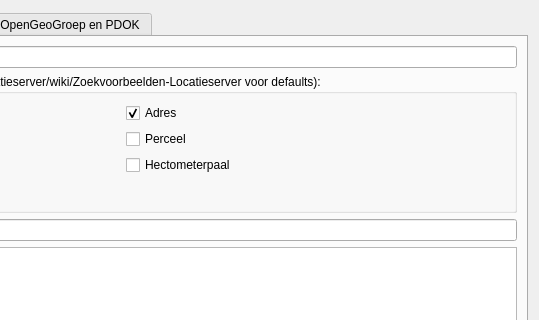
This is ui_pdokservicesplugindialog.ui in rduivenvoorde/pdokservicesplugin as Qt 5 draws it before an edit; both pictures show x 293 to 832 and y 0 to 320 of the 832 by 800 pixel window. The edited form follows.
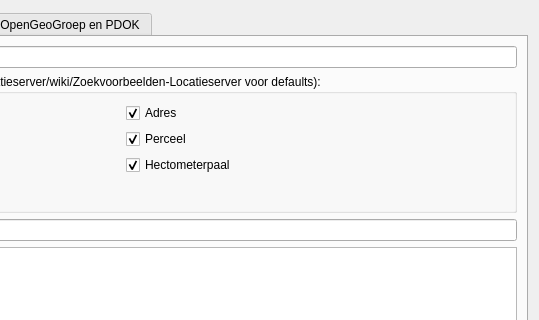
This is the edited form. The open tabs and pages were chosen to show the change. Icons and pictures are not drawn.

Commit message: Fix #21 default also search hectometerpaal en perceel

The edit to the form file:
```diff
--- a/ui_pdokservicesplugindialog.ui
+++ b/ui_pdokservicesplugindialog.ui
@@ -144,6 +144,9 @@
             <property name="text">
              <string>Perceel</string>
             </property>
+            <property name="checked">
+             <bool>true</bool>
+            </property>
            </widget>
           </item>
           <item row="2" column="1">
@@ -151,6 +154,9 @@
             <property name="text">
              <string>Hectometerpaal</string>
             </property>
+            <property name="checked">
+             <bool>true</bool>
+            </property>
            </widget>
           </item>
           <item row="0" column="1">
```
The commit also changes 1 other file.
